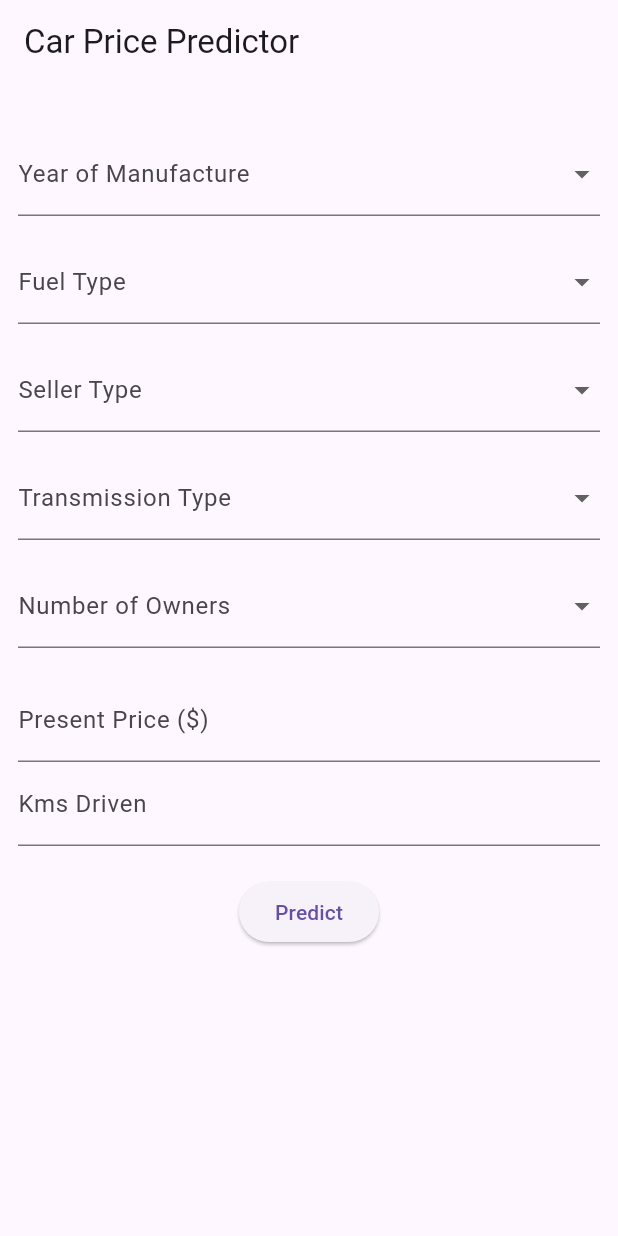
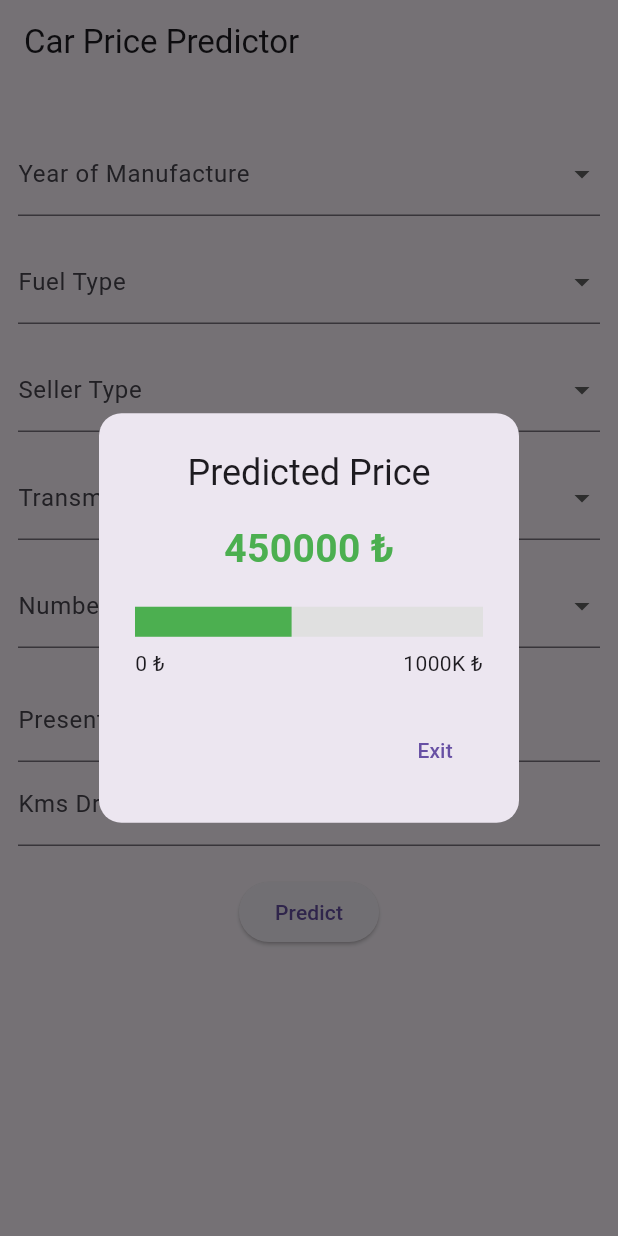
Before and after one commit to elifsenasen/carprice, a Flutter app: the screen it shows after launch, after a tap on "Predict", on a phone screen of 412 x 824 dp. Run offline on Flutter 3.47's test engine with Material 3 defaults, Android fonts, the phone set to English and light mode, and no system bars; our stand-ins replace audioplayers.

Commit message:
UI Updated

```diff
--- a/flutter_application/lib/main.dart
+++ b/flutter_application/lib/main.dart
@@ -1,4 +1,5 @@
 import 'package:flutter/material.dart';
+import 'package:audioplayers/audioplayers.dart';
 
 void main() => runApp(MaterialApp(home: CarPriceApp()));
 
@@ -21,6 +22,9 @@ class _CarPriceAppState extends State<CarPriceApp> {
 
   String currentGif = "";
   Key gifKey = UniqueKey();
+
+  bool _isLoading = false; // Loading durumunu tutacak değişken
+  final AudioPlayer _audioPlayer = AudioPlayer();
 
   void _updateGif(String path) {
     setState(() {
@@ -53,9 +57,54 @@ class _CarPriceAppState extends State<CarPriceApp> {
     );
   }
 
+  void showPredictionOverlay(BuildContext context, double predictedPrice) {
+    double minValue = 0;
+    double maxValue = 1000000;
+    double percentage = (predictedPrice - minValue) / (maxValue - minValue);
+
+    showDialog(
+      context: context,
+      builder: (context) {
+        return AlertDialog(
+          shape: RoundedRectangleBorder(borderRadius: BorderRadius.circular(15)),
+          title: Text("Predicted Price", textAlign: TextAlign.center),
+          content: Column(
+            mainAxisSize: MainAxisSize.min,
+            children: [
+              Text(
+                "${predictedPrice.toStringAsFixed(0)} ₺",
+                style: TextStyle(fontSize: 26, fontWeight: FontWeight.bold, color: Colors.green),
+              ),
+              SizedBox(height: 20),
+              LinearProgressIndicator(
+                value: percentage.clamp(0.0, 1.0),
+                minHeight: 20,
+                backgroundColor: Colors.grey[300],
+                color: Colors.green,
+              ),
+              SizedBox(height: 8),
+              Row(
+                mainAxisAlignment: MainAxisAlignment.spaceBetween,
+                children: [
+                  Text("${minValue.toInt()} ₺"),
+                  Text("${maxValue ~/ 1000}K ₺"),
+                ],
+              ),
+            ],
+          ),
+          actions: [
+            TextButton(
+              onPressed: () => Navigator.of(context).pop(),
+              child: Text("Exit"),
+            ),
+          ],
+        );
+      },
+    );
+  }
+
   @override
   Widget build(BuildContext context) {
-
     List<String> years = List.generate(46, (index) => (1980 + index).toString());
 
     return Scaffold(
@@ -124,7 +173,7 @@ class _CarPriceAppState extends State<CarPriceApp> {
               buildInput(
                 label: "Number of Owners",
                 selectedValue: selectedOwner,
-                items: ["1", "2", "3", "4","5","6","7","8","9","10"],
+                items: ["1", "2", "3", "4", "5", "6", "7", "8", "9", "10"],
                 onChanged: (value) => setState(() {
                   selectedOwner = value;
                 }),
@@ -144,18 +193,40 @@ class _CarPriceAppState extends State<CarPriceApp> {
                 onTap: () => _updateGif("assets/gifs/kms.gif"),
               ),
               SizedBox(height: 20),
-              ElevatedButton(
-                onPressed: () {
-                  print("Year: $selectedYear");
-                  print("Price: ${priceController.text}");
-                  print("Kms: ${kmsController.text}");
-                  print("Owner: $selectedOwner");
-                  print("Fuel: $selectedFuelType");
-                  print("Seller: $selectedSellerType");
-                  print("Transmission: $selectedTransmission");
-                },
-                child: Text("Predict"),
-              ),
+
+              // Eğer loading durumundaysa butonun yerine CircularProgressIndicator göster
+              if (_isLoading)
+                Padding(
+                  padding: const EdgeInsets.symmetric(vertical: 20.0),
+                  child: CircularProgressIndicator(),
+                )
+              else
+                ElevatedButton(
+                  onPressed: () async {
+                    // Ses ve gif hemen gelir
+                    await _audioPlayer.play(AssetSource('sounds/success.mp3'));
+
+                    // Loading durumunu aç
+                    setState(() {
+                      _isLoading = true;
+                    });
+
+                    // 1 saniye bekleyelim, sonra loading'i kapatalım
+                    await Future.delayed(Duration(seconds: 1));
+
+                    // Loading durumu kapandı
+                    setState(() {
+                      _isLoading = false;
+                    });
+
+                    // Dummy predicted price
+                    double predictedPrice = 450000.0;
+
+                    // Prediction Overlay ekranını göster
+                    showPredictionOverlay(context, predictedPrice);
+                  },
+                  child: Text("Predict"),
+                ),
             ],
           ),
         ),
--- a/flutter_application/pubspec.yaml
+++ b/flutter_application/pubspec.yaml
@@ -59,6 +59,7 @@ flutter:
   # the material Icons class.
   assets:
     - assets/gifs/
+    - assets/sounds/success.mp3
   uses-material-design: true
 
   # To add assets to your application, add an assets section, like this:
```
Also changed, not shown: 1 other file.
